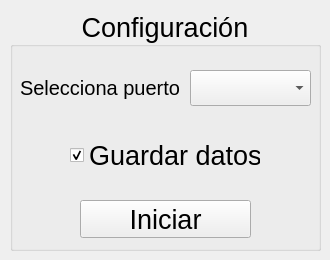
This is Movement-interface/main.ui in sergiogoor/Movement as Qt 5 draws it before an edit. The edited form follows.
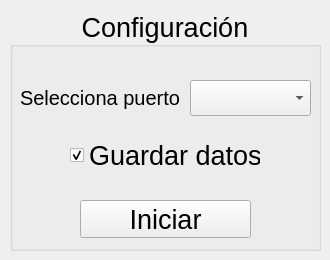
This is the edited form. Icons and pictures are not drawn.

```diff
--- a/Movement-interface/main.ui
+++ b/Movement-interface/main.ui
@@ -74,7 +74,7 @@
      <property name="geometry">
       <rect>
        <x>180</x>
-       <y>60</y>
+       <y>70</y>
        <width>121</width>
        <height>36</height>
       </rect>
@@ -90,7 +90,7 @@
      <property name="geometry">
       <rect>
        <x>10</x>
-       <y>60</y>
+       <y>70</y>
        <width>161</width>
        <height>36</height>
       </rect>
```
Left out of the diff: 2 changed lines with no effect on the pictures.
